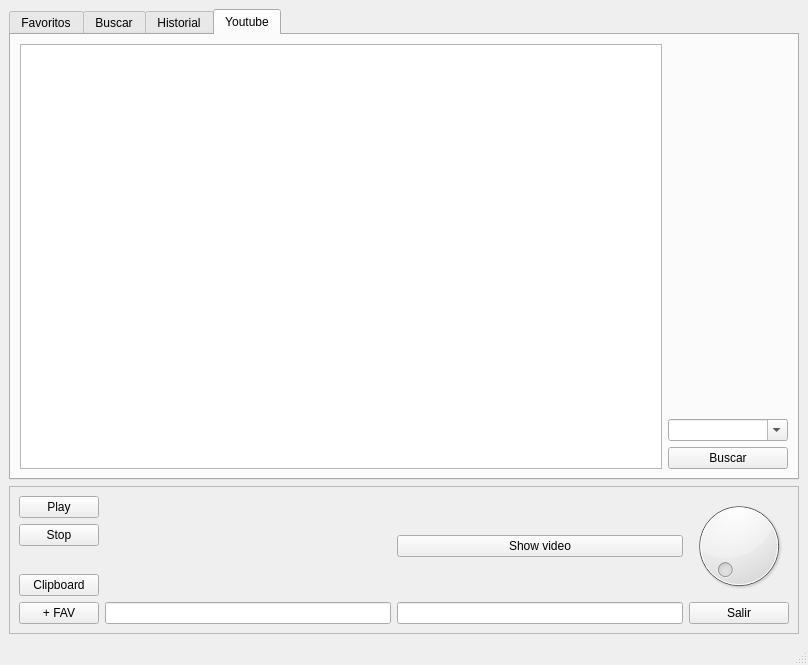
This is jardin.ui in waltermas-gitter/jardinderadios as Qt 5 draws it before an edit. The edited form follows.
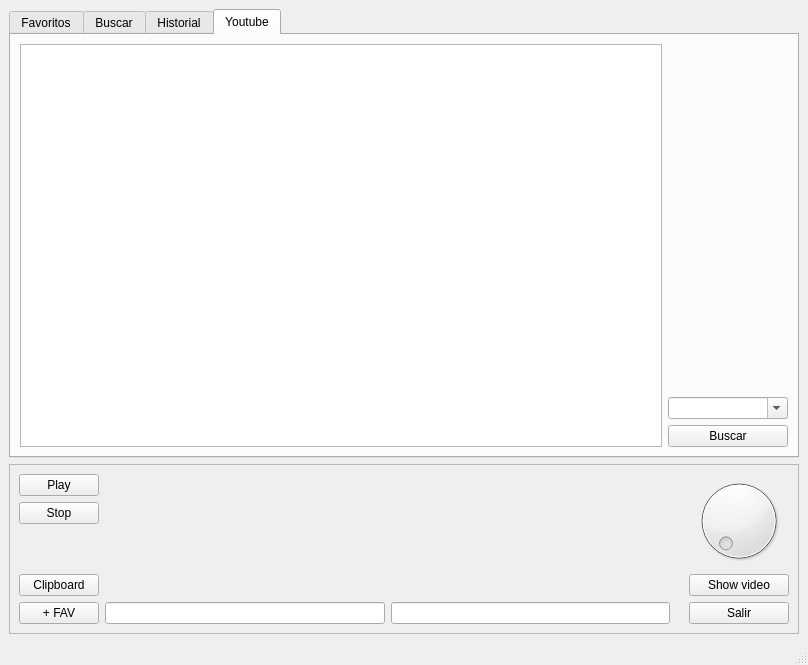
This is the edited form. Icons and pictures are not drawn.

Commit message: vuelvo al system tray

```diff
--- a/jardin.ui
+++ b/jardin.ui
@@ -232,21 +232,20 @@
     </item>
     <item>
      <widget class="QFrame" name="frame">
+      <property name="maximumSize">
+       <size>
+        <width>16777215</width>
+        <height>170</height>
+       </size>
+      </property>
       <property name="frameShape">
        <enum>QFrame::StyledPanel</enum>
       </property>
       <property name="frameShadow">
        <enum>QFrame::Raised</enum>
       </property>
-      <layout class="QGridLayout" name="gridLayout">
-       <item row="0" column="2">
-        <widget class="QPushButton" name="videoPushButton">
-         <property name="text">
-          <string>Show video</string>
-         </property>
-        </widget>
-       </item>
-       <item row="0" column="0" rowspan="2">
+      <layout class="QHBoxLayout" name="horizontalLayout_7">
+       <item>
         <layout class="QVBoxLayout" name="verticalLayout">
          <item>
           <widget class="QPushButton" name="playPushButton">
@@ -291,21 +290,71 @@
          </item>
         </layout>
        </item>
-       <item row="1" column="2">
-        <widget class="QLineEdit" name="tagLineEdit"/>
+       <item>
+        <layout class="QVBoxLayout" name="verticalLayout_10">
+         <item>
+          <layout class="QHBoxLayout" name="horizontalLayout_5">
+           <item>
+            <widget class="QLabel" name="infoLabel">
+             <property name="text">
+              <string/>
+             </property>
+             <property name="alignment">
+              <set>Qt::AlignCenter</set>
+             </property>
+            </widget>
+           </item>
+           <item>
+            <widget class="QLabel" name="errorLabel">
+             <property name="text">
+              <string/>
+             </property>
+             <property name="alignment">
+              <set>Qt::AlignCenter</set>
+             </property>
+            </widget>
+           </item>
+          </layout>
+         </item>
+         <item>
+          <layout class="QHBoxLayout" name="horizontalLayout_6">
+           <item>
+            <widget class="QLineEdit" name="titleLineEdit"/>
+           </item>
+           <item>
+            <widget class="QLineEdit" name="tagLineEdit"/>
+           </item>
+          </layout>
+         </item>
+        </layout>
        </item>
-       <item row="1" column="1">
-        <widget class="QLineEdit" name="titleLineEdit"/>
-       </item>
-       <item row="1" column="3">
-        <widget class="QPushButton" name="salirPushButton">
+       <item>
+        <widget class="QLabel" name="errorLabel_2">
          <property name="text">
-          <string>Salir</string>
+          <string/>
          </property>
         </widget>
        </item>
-       <item row="0" column="3">
-        <widget class="QDial" name="volumeDial"/>
+       <item>
+        <layout class="QVBoxLayout" name="verticalLayout_9">
+         <item>
+          <widget class="QDial" name="volumeDial"/>
+         </item>
+         <item>
+          <widget class="QPushButton" name="videoPushButton">
+           <property name="text">
+            <string>Show video</string>
+           </property>
+          </widget>
+         </item>
+         <item>
+          <widget class="QPushButton" name="salirPushButton">
+           <property name="text">
+            <string>Salir</string>
+           </property>
+          </widget>
+         </item>
+        </layout>
        </item>
       </layout>
      </widget>
```
The commit also changes 2 other files.
